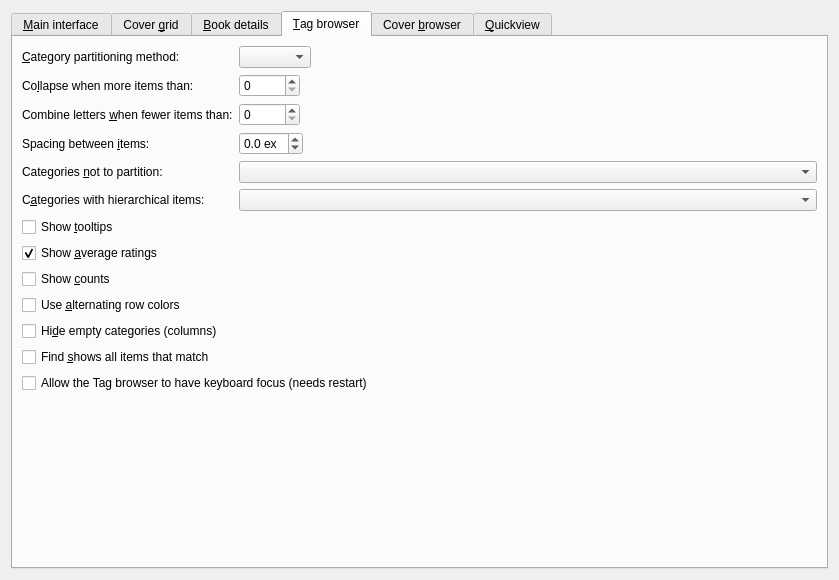
Above: src/calibre/gui2/preferences/look_feel.ui from debian-calibre/calibre before the change. Below: the same form after it.
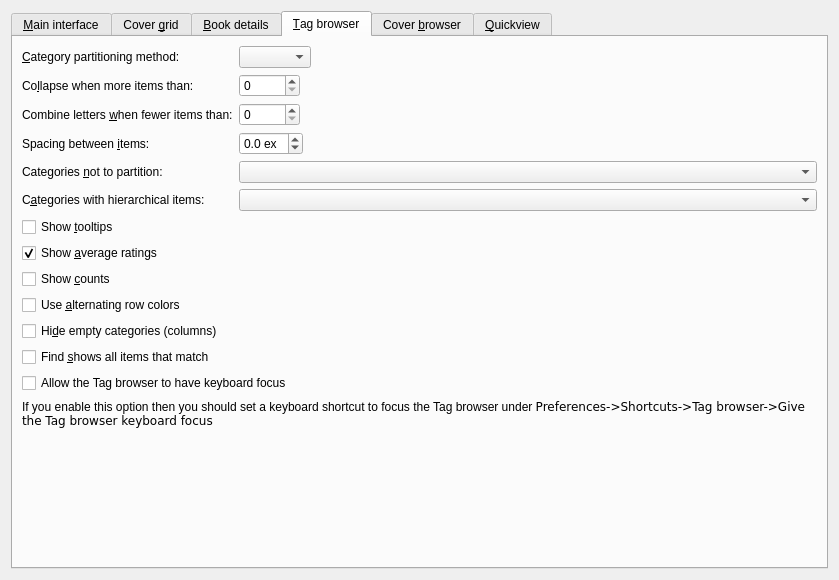
That is the form after the change. The open tabs and pages were chosen to show the change. Icons and pictures are not drawn. Custom widgets are drawn as their Qt base class.

Diff of the .ui file:
```diff
--- a/src/calibre/gui2/preferences/look_feel.ui
+++ b/src/calibre/gui2/preferences/look_feel.ui
@@ -1110,9 +1110,6 @@
        </item>
        <item row="14" column="0" colspan="2">
         <widget class="QCheckBox" name="opt_tag_browser_allow_keyboard_focus">
-         <property name="text">
-          <string>Allow the Tag browser to have keyboard focus (needs restart)</string>
-         </property>
          <property name="toolTip">
           <string>&lt;p&gt;When checked, the Tag browser can get keyboard focus, allowing
 use of the keyboard to navigate the tree using the arrow keys. The RETURN key simulates
@@ -1120,6 +1117,22 @@
 Give the Tag browser keyboard focus' changes the keyboard focus without
 using the mouse.&lt;/p&gt;</string>
          </property>
+         <property name="text">
+          <string>Allow the Tag browser to have keyboard focus</string>
+         </property>
+        </widget>
+       </item>
+       <item row="15" column="0" colspan="2">
+        <widget class="QLabel" name="tb_focus_label">
+         <property name="styleSheet">
+          <string notr="true">margin-left: 1.5em</string>
+         </property>
+         <property name="text">
+          <string>&lt;p style=&quot;text-indent: 2em; font-size:smaller&quot;&gt;If you enable this option then you should set a keyboard shortcut to focus the Tag browser under &lt;code&gt;Preferences-&amp;gt;Shortcuts-&amp;gt;Tag browser-&amp;gt;Give the Tag browser keyboard focus&lt;/code&gt;</string>
+         </property>
+         <property name="wordWrap">
+          <bool>true</bool>
+         </property>
         </widget>
        </item>
       </layout>
```
Left out of the diff: 27 changed lines with no effect on the pictures.
